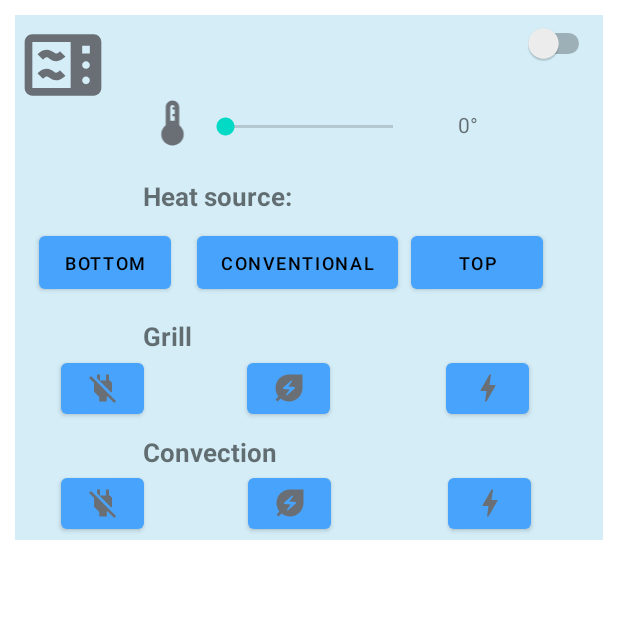
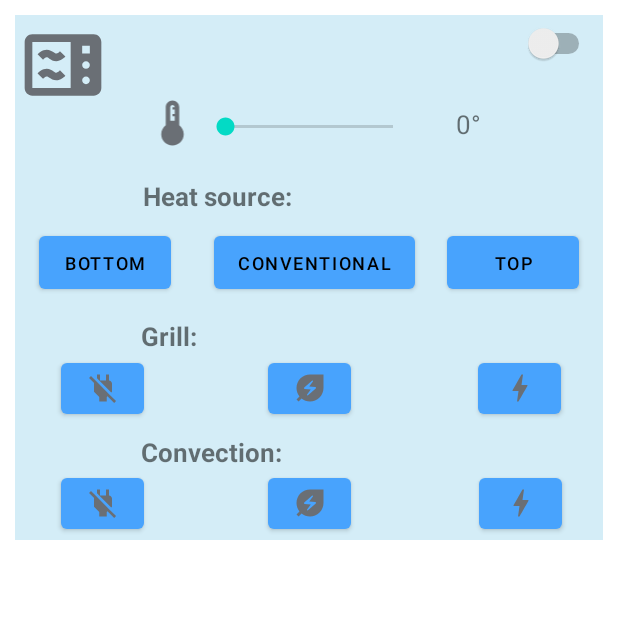
Before and after one commit to lucasfleischer07/TPE3-HCI-AppMobile, an Android app: the fragment OvenFragment shown on its own in the app's theme, on a phone screen of 412 x 824 dp, the top half of it. Run offline under Robolectric (Android 15) with nearby library versions, the phone set to English and light mode, and no system bars; our stand-ins replace Room's generated code.

Commit message:
Arreglo de devices general

```diff
--- a/app/src/main/res/layout/fragment_door.xml
+++ b/app/src/main/res/layout/fragment_door.xml
@@ -26,6 +26,7 @@
         android:layout_height="36dp"
         android:text="TextView"
         android:textSize="25dp"
+        android:textAlignment="center"
         app:layout_constraintBottom_toBottomOf="parent"
         app:layout_constraintEnd_toEndOf="parent"
         app:layout_constraintHorizontal_bias="0.251"
@@ -40,7 +41,7 @@
         android:drawableLeft="@drawable/lock_asset"
         app:layout_constraintBottom_toBottomOf="parent"
         app:layout_constraintEnd_toEndOf="parent"
-        app:layout_constraintHorizontal_bias="0.095"
+        app:layout_constraintHorizontal_bias="0.167"
         app:layout_constraintStart_toStartOf="parent"
         app:layout_constraintTop_toTopOf="parent"
         app:layout_constraintVertical_bias="0.864" />
@@ -52,7 +53,7 @@
         android:drawableLeft="@drawable/unlock_asset"
         app:layout_constraintBottom_toBottomOf="parent"
         app:layout_constraintEnd_toEndOf="parent"
-        app:layout_constraintHorizontal_bias="0.095"
+        app:layout_constraintHorizontal_bias="0.167"
         app:layout_constraintStart_toStartOf="parent"
         app:layout_constraintTop_toTopOf="parent"
         app:layout_constraintVertical_bias="0.864" />
--- a/app/src/main/res/layout/fragment_oven.xml
+++ b/app/src/main/res/layout/fragment_oven.xml
@@ -86,16 +86,19 @@
         app:layout_constraintTop_toTopOf="parent"
         app:layout_constraintVertical_bias="0.333" />
 
+
     <TextView
         android:id="@+id/ovenActualHeatSource"
-        android:layout_width="wrap_content"
-        android:layout_height="wrap_content"
+        android:layout_width="87dp"
+        android:layout_height="21dp"
         android:textSize="17dp"
         app:layout_constraintBottom_toBottomOf="parent"
         app:layout_constraintEnd_toEndOf="parent"
+        app:layout_constraintHorizontal_bias="0.662"
         app:layout_constraintStart_toStartOf="parent"
         app:layout_constraintTop_toTopOf="parent"
-        app:layout_constraintVertical_bias="0.333" />
+        app:layout_constraintVertical_bias="0.331"
+        tools:ignore="MissingConstraints" />
 
     <Button
         android:id="@+id/heatSourceStatusDown"
@@ -120,7 +123,7 @@
         android:textSize="12dp"
         app:layout_constraintBottom_toBottomOf="parent"
         app:layout_constraintEnd_toEndOf="parent"
-        app:layout_constraintHorizontal_bias="0.471"
+        app:layout_constraintHorizontal_bias="0.513"
         app:layout_constraintStart_toStartOf="parent"
         app:layout_constraintTop_toTopOf="parent"
         app:layout_constraintVertical_bias="0.468" />
@@ -134,7 +137,7 @@
         android:textSize="12dp"
         app:layout_constraintBottom_toBottomOf="parent"
         app:layout_constraintEnd_toEndOf="parent"
-        app:layout_constraintHorizontal_bias="0.868"
+        app:layout_constraintHorizontal_bias="0.947"
         app:layout_constraintStart_toStartOf="parent"
         app:layout_constraintTop_toTopOf="parent"
         app:layout_constraintVertical_bias="0.468" />
@@ -155,15 +158,15 @@
 
     <TextView
         android:id="@+id/ovenActualGrill"
-        android:layout_width="wrap_content"
-        android:layout_height="wrap_content"
+        android:layout_width="87dp"
+        android:layout_height="21dp"
         android:textSize="17dp"
         app:layout_constraintBottom_toBottomOf="parent"
         app:layout_constraintEnd_toEndOf="parent"
-        app:layout_constraintHorizontal_bias="0.316"
+        app:layout_constraintHorizontal_bias="0.468"
         app:layout_constraintStart_toStartOf="parent"
         app:layout_constraintTop_toTopOf="parent"
-        app:layout_constraintVertical_bias="0.62" />
+        app:layout_constraintVertical_bias="0.617" />
 
     <Button
         android:id="@+id/grillStatusOff"
@@ -188,7 +191,7 @@
         android:textSize="12dp"
         app:layout_constraintBottom_toBottomOf="parent"
         app:layout_constraintEnd_toEndOf="parent"
-        app:layout_constraintHorizontal_bias="0.854"
+        app:layout_constraintHorizontal_bias="0.916"
         app:layout_constraintStart_toStartOf="parent"
         app:layout_constraintTop_toTopOf="parent"
         app:layout_constraintVertical_bias="0.743" />
@@ -202,7 +205,7 @@
         android:textSize="12dp"
         app:layout_constraintBottom_toBottomOf="parent"
         app:layout_constraintEnd_toEndOf="parent"
-        app:layout_constraintHorizontal_bias="0.459"
+        app:layout_constraintHorizontal_bias="0.501"
         app:layout_constraintStart_toStartOf="parent"
         app:layout_constraintTop_toTopOf="parent"
         app:layout_constraintVertical_bias="0.743" />
@@ -223,15 +226,15 @@
 
     <TextView
         android:id="@+id/ovenActualConvection"
-        android:layout_width="wrap_content"
-        android:layout_height="wrap_content"
+        android:layout_width="87dp"
+        android:layout_height="21dp"
         android:textSize="17dp"
         app:layout_constraintBottom_toBottomOf="parent"
         app:layout_constraintEnd_toEndOf="parent"
-        app:layout_constraintHorizontal_bias="0.466"
+        app:layout_constraintHorizontal_bias="0.622"
         app:layout_constraintStart_toStartOf="parent"
         app:layout_constraintTop_toTopOf="parent"
-        app:layout_constraintVertical_bias="0.856" />
+        app:layout_constraintVertical_bias="0.851" />
 
     <Button
         android:id="@+id/convectionStatusOff"
@@ -256,7 +259,7 @@
         android:textSize="12dp"
         app:layout_constraintBottom_toBottomOf="parent"
         app:layout_constraintEnd_toEndOf="parent"
-        app:layout_constraintHorizontal_bias="0.462"
+        app:layout_constraintHorizontal_bias="0.501"
         app:layout_constraintStart_toStartOf="parent"
         app:layout_constraintTop_toTopOf="parent"
         app:layout_constraintVertical_bias="0.996" />
@@ -270,7 +273,7 @@
         android:textSize="12dp"
         app:layout_constraintBottom_toBottomOf="parent"
         app:layout_constraintEnd_toEndOf="parent"
-        app:layout_constraintHorizontal_bias="0.857"
+        app:layout_constraintHorizontal_bias="0.919"
         app:layout_constraintStart_toStartOf="parent"
         app:layout_constraintTop_toTopOf="parent"
         app:layout_constraintVertical_bias="0.996" />
@@ -280,6 +283,7 @@
         android:layout_width="69dp"
         android:layout_height="38dp"
         android:gravity="center"
+        android:textSize="17sp"
         app:layout_constraintBottom_toBottomOf="parent"
         app:layout_constraintEnd_toEndOf="parent"
         app:layout_constraintHorizontal_bias="0.829"
--- a/app/src/main/res/values/strings.xml
+++ b/app/src/main/res/values/strings.xml
@@ -31,11 +31,11 @@
     <string name="oven_heat_mode_down">Bottom</string>
     <string name="oven_heat_mode_normal">Conventional</string>
     <string name="oven_heat_mode_up">Top</string>
-    <string name="oven_grill">Grill</string>
+    <string name="oven_grill">Grill:</string>
     <string name="oven_grill_convection_off">Off</string>
     <string name="oven_grill_convection_eco">Eco</string>
     <string name="oven_grill_convection_large">Normal</string>
-    <string name="oven_convection">Convection</string>
+    <string name="oven_convection">Convection:</string>
 
 
     <string name="refrigerator_mode">Mode</string>
```
Also changed, not shown: app/src/main/java/com/example/smartclick_app/model/Devices/Speaker.java (+0 -11 lines), app/src/main/res/layout/fragment_refrigerator.xml (+4 -5 lines), app/src/main/res/layout/fragment_speaker.xml (+12 -12 lines), 1 other file.
